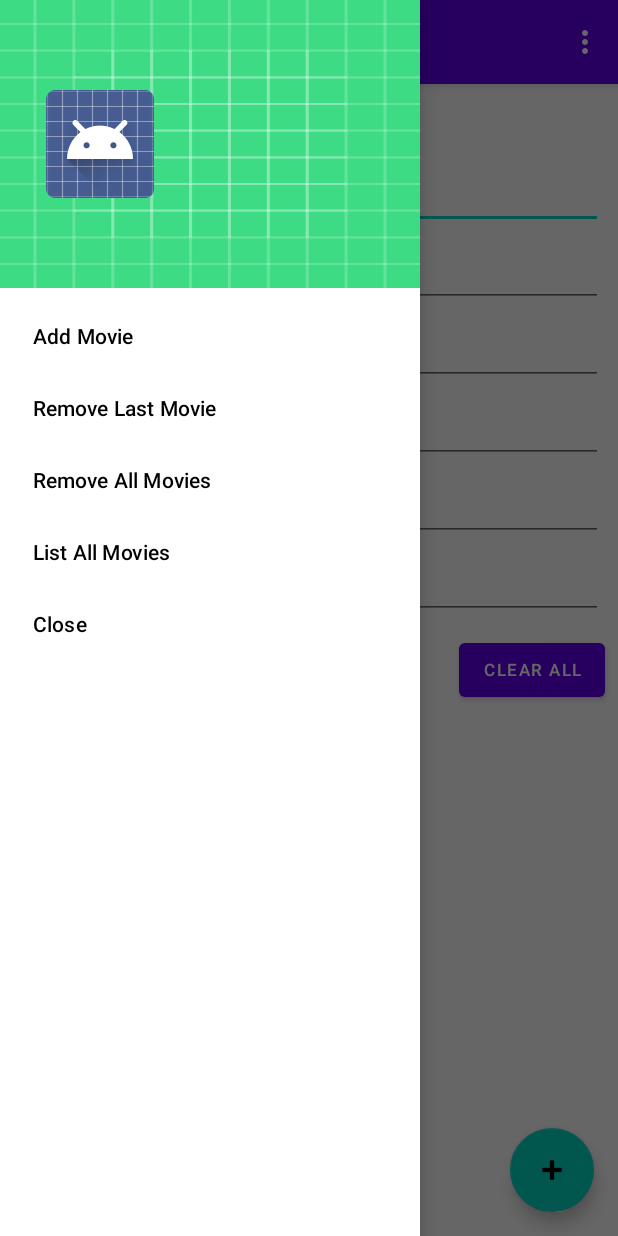
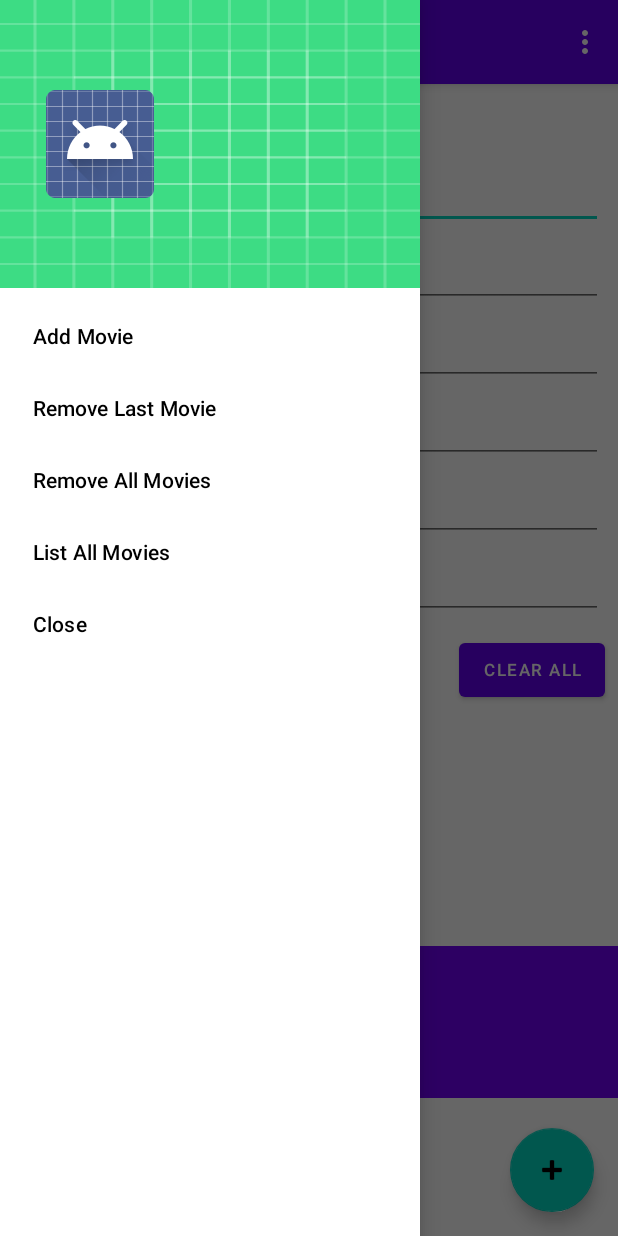
Before and after one commit to BiOHazarD0528/MovieLibrary, an Android app: the screen it shows after launch (MainActivity), with the side drawer open, on a phone screen of 412 x 824 dp. Run offline under Robolectric (Android 15) with nearby library versions, the phone set to English and light mode, and no system bars; our stand-ins replace Firebase (no records; nobody signed in at launch, a user with empty details on screens opened directly), Room's generated code.

Commit message:
Completed Week 10 Tasks

```diff
--- a/app/build.gradle
+++ b/app/build.gradle
@@ -35,6 +35,7 @@ dependencies {
     implementation 'androidx.constraintlayout:constraintlayout:2.1.3'
     implementation 'com.google.code.gson:gson:2.9.0'
     implementation 'com.google.firebase:firebase-database:19.2.1'
+    implementation 'androidx.legacy:legacy-support-v4:1.0.0'
     testImplementation 'junit:junit:4.13.2'
     androidTestImplementation 'androidx.test.ext:junit:1.1.3'
     androidTestImplementation 'androidx.test.espresso:espresso-core:3.4.0'
--- a/app/src/main/res/layout/activity_main.xml
+++ b/app/src/main/res/layout/activity_main.xml
@@ -4,7 +4,7 @@
     xmlns:tools="http://schemas.android.com/tools"
     android:id="@+id/constraintlayout"
     android:layout_width="match_parent"
-        android:layout_height="wrap_content"
+    android:layout_height="match_parent"
     android:paddingBottom="0dp"
     tools:context=".MainActivity">
 
@@ -231,14 +231,25 @@
         <ListView
             android:id="@+id/listview"
             android:layout_width="0dp"
-            android:layout_height="250dp"
+            android:layout_height="150dp"
             android:layout_marginTop="10dp"
             android:nestedScrollingEnabled="true"
-            app:layout_constraintBottom_toBottomOf="parent"
             app:layout_constraintEnd_toEndOf="parent"
             app:layout_constraintHorizontal_bias="1.0"
             app:layout_constraintStart_toStartOf="parent"
-            app:layout_constraintTop_toBottomOf="@+id/button"
-            app:layout_constraintVertical_bias="0.0" />
+            app:layout_constraintTop_toBottomOf="@+id/button" />
+
+        <FrameLayout
+            android:id="@+id/frameLayout"
+            android:layout_width="0dp"
+            android:layout_height="0dp"
+            android:background="#7000F8"
+            app:layout_constraintBottom_toBottomOf="parent"
+            app:layout_constraintEnd_toEndOf="parent"
+            app:layout_constraintHeight_percent="0.15"
+            app:layout_constraintStart_toStartOf="parent"
+            app:layout_constraintTop_toBottomOf="@+id/listview">
+
+        </FrameLayout>
 
 </androidx.constraintlayout.widget.ConstraintLayout>
--- a/app/src/main/res/layout/coordinator_layout.xml
+++ b/app/src/main/res/layout/coordinator_layout.xml
@@ -3,6 +3,7 @@
     xmlns:app="http://schemas.android.com/apk/res-auto"
 
 
+    xmlns:tools="http://schemas.android.com/tools"
     android:layout_width="match_parent"
     android:layout_height="match_parent">
 
@@ -21,19 +22,12 @@
 
     </com.google.android.material.appbar.AppBarLayout>
 
-    <androidx.core.widget.NestedScrollView
+    <include
+        android:id="@+id/include"
+        layout="@layout/activity_main"
         android:layout_width="match_parent"
-        android:layout_height="match_parent"
-
-
-        app:layout_behavior="com.google.android.material.appbar.AppBarLayout$ScrollingViewBehavior">
-
-        <include
-            layout="@layout/activity_main"
-            android:layout_width="match_parent"
-            android:layout_height="match_parent" />
-
-    </androidx.core.widget.NestedScrollView>
+        android:layout_height="wrap_content"
+        android:layout_marginTop="?attr/actionBarSize" />
 
     <com.google.android.material.floatingactionbutton.FloatingActionButton
         android:id="@+id/floatingActionButton"
@@ -41,6 +35,6 @@
         android:layout_height="wrap_content"
         android:layout_gravity="bottom|end"
         android:layout_margin="16dp"
-        android:src="@android:drawable/ic_input_add" />"
+        android:src="@android:drawable/ic_input_add" />
 
 </androidx.coordinatorlayout.widget.CoordinatorLayout>
--- a/app/src/main/res/layout/drawer_layout.xml
+++ b/app/src/main/res/layout/drawer_layout.xml
@@ -17,5 +17,8 @@
         android:layout_gravity="start"
         android:fitsSystemWindows="true"
         app:headerLayout="@layout/nav_view_header"
-        app:menu="@menu/drawer_menu" />
+        app:menu="@menu/drawer_menu" >
+
+    </com.google.android.material.navigation.NavigationView>
+
 </androidx.drawerlayout.widget.DrawerLayout>
```
Also changed, not shown: app/src/main/java/com/example/movielibrary/MainActivity.java (+55 -0 lines). Lines whose indentation alone changed are shown as unchanged.
